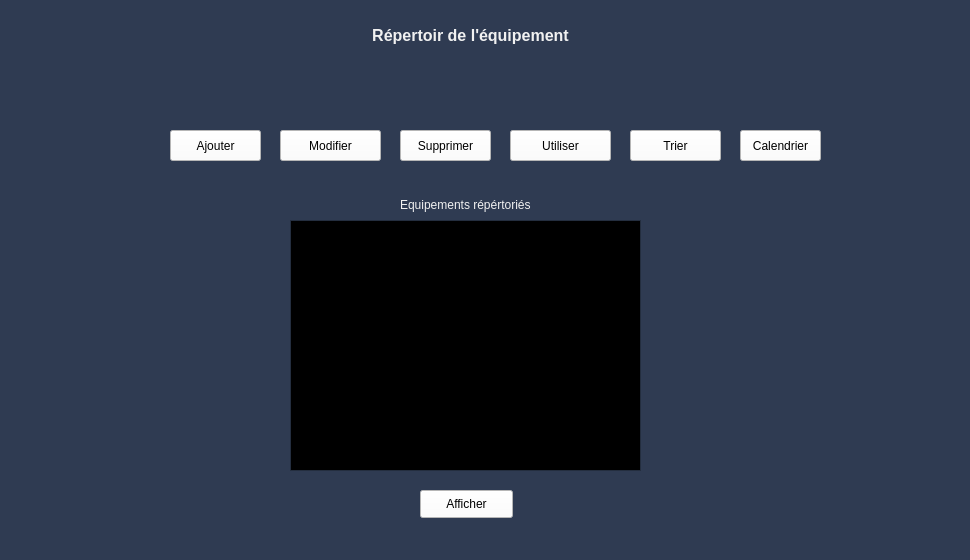
Before: the Qt Designer form equipment.ui in HyperDarkmoon/TVEmpire, drawn with Qt 5.
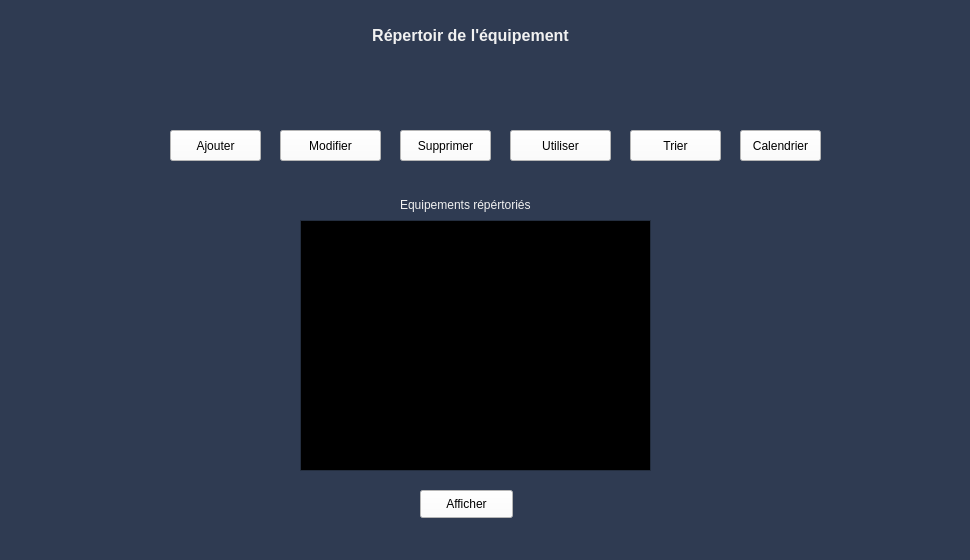
After: the same form once the commit is applied.

Patch:
```diff
--- a/equipment.ui
+++ b/equipment.ui
@@ -3690,7 +3690,7 @@
    <widget class="QTableWidget" name="tableWidget">
     <property name="geometry">
      <rect>
-      <x>290</x>
+      <x>300</x>
       <y>220</y>
       <width>351</width>
       <height>251</height>
```
